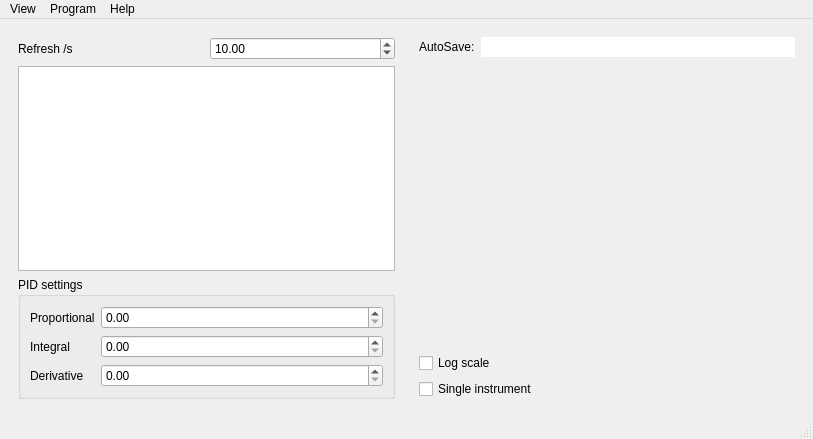
First picture: the form in pyhard2/rsc/ui/controller.ui, repository Synss/pyhard2, before the edit.
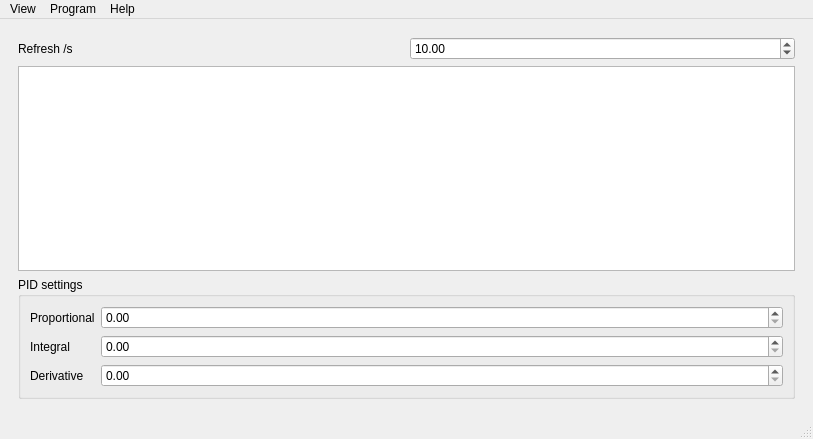
Second picture: the form after the edit. Custom widgets are drawn as their Qt base class.

Commit message: Remove monitor from ui file

```diff
--- a/pyhard2/rsc/ui/controller.ui
+++ b/pyhard2/rsc/ui/controller.ui
@@ -106,58 +106,6 @@
       </layout>
      </widget>
     </item>
-    <item>
-     <widget class="QWidget" name="monitorPanel" native="true">
-      <layout class="QVBoxLayout" name="verticalLayout_2">
-       <item>
-        <layout class="QHBoxLayout" name="horizontalLayout_2">
-         <item>
-          <widget class="QLabel" name="autoSaveLabel">
-           <property name="text">
-            <string>AutoSave:</string>
-           </property>
-          </widget>
-         </item>
-         <item>
-          <widget class="QLineEdit" name="autoSaveEdit">
-           <property name="frame">
-            <bool>false</bool>
-           </property>
-           <property name="readOnly">
-            <bool>true</bool>
-           </property>
-          </widget>
-         </item>
-        </layout>
-       </item>
-       <item>
-        <widget class="QwtPlot" name="dataPlot">
-         <property name="contextMenuPolicy">
-          <enum>Qt::CustomContextMenu</enum>
-         </property>
-        </widget>
-       </item>
-       <item>
-        <layout class="QVBoxLayout" name="verticalLayout_4">
-         <item>
-          <widget class="QCheckBox" name="dataPlotLogScaleCB">
-           <property name="text">
-            <string>Log scale</string>
-           </property>
-          </widget>
-         </item>
-         <item>
-          <widget class="QCheckBox" name="dataPlotSingleInstrumentCB">
-           <property name="text">
-            <string>Single instrument</string>
-           </property>
-          </widget>
-         </item>
-        </layout>
-       </item>
-      </layout>
-     </widget>
-    </item>
    </layout>
   </widget>
   <widget class="QMenuBar" name="menubar">
@@ -244,13 +192,6 @@
    </property>
   </action>
  </widget>
- <customwidgets>
-  <customwidget>
-   <class>QwtPlot</class>
-   <extends>QFrame</extends>
-   <header>qwt_plot.h</header>
-  </customwidget>
- </customwidgets>
  <resources/>
  <connections>
   <connection>
```
Left out of the diff: 16 changed lines with no effect on the pictures. The commit also changes 1 other file.
